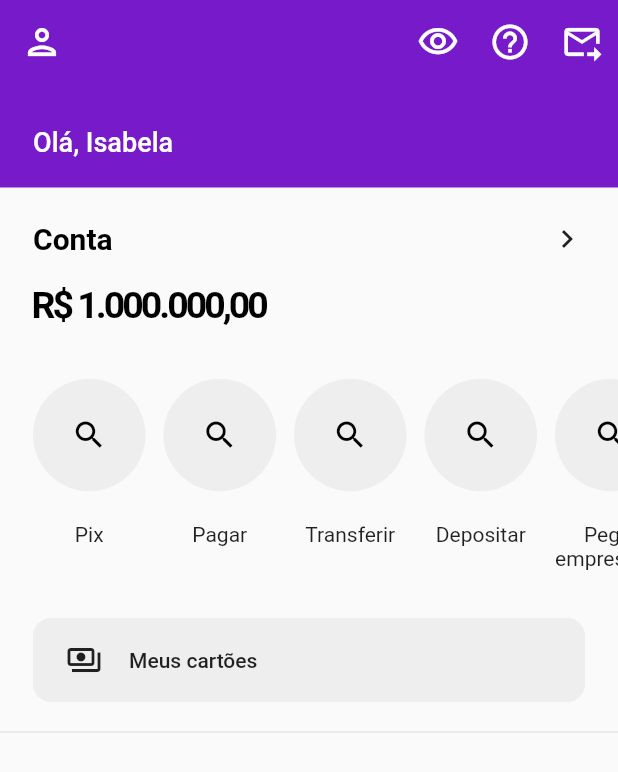
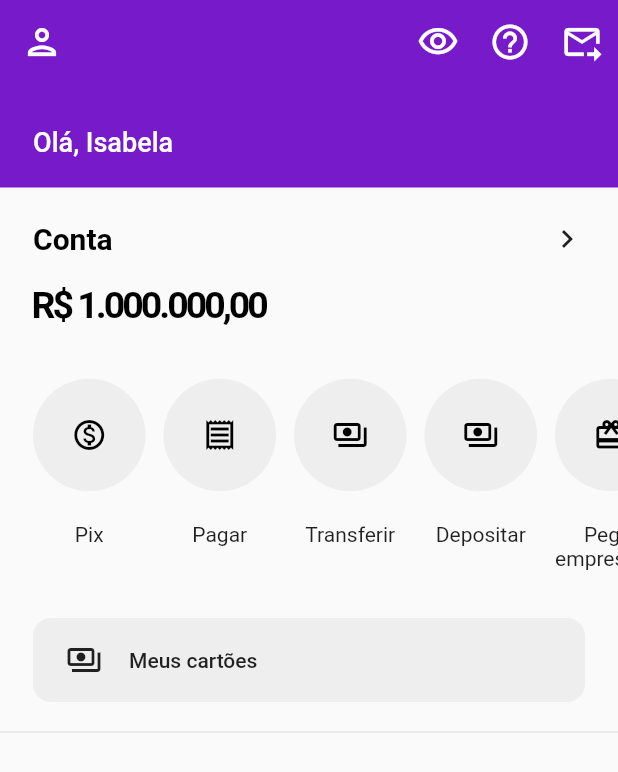
Before and after one commit to luizdebem/luizdebank, a Flutter app: the screen it shows after launch, on a phone screen of 412 x 824 dp. Shown: the top 772 px of the screen. Run offline on Flutter 3.47's test engine with Material 2 defaults, Android fonts, the phone set to English and light mode, and no system bars.

Commit message:
added icons

```diff
--- a/lib/components/ActionsListView.dart
+++ b/lib/components/ActionsListView.dart
@@ -19,6 +19,19 @@ class ActionsListView extends StatelessWidget {
       "Encontrar atalhos",
     ];
 
+    List<IconData> icons = [
+      Icons.monetization_on_outlined,
+      Icons.receipt_outlined,
+      Icons.payments_outlined,
+      Icons.payments_outlined,
+      Icons.card_giftcard_outlined,
+      Icons.smartphone_outlined,
+      Icons.payments_outlined,
+      Icons.favorite_border_outlined,
+      Icons.language_outlined,
+      Icons.help_outline,
+    ];
+
     return Container(
       height: 150,
       child: ListView.separated(
@@ -27,7 +40,7 @@ class ActionsListView extends StatelessWidget {
         itemCount: actions.length,
         itemBuilder: (BuildContext context, int index) {
           return LabeledIconButton(
-            icon: Icons.search,
+            icon: icons[index],
             label: actions[index],
           );
         },
```
